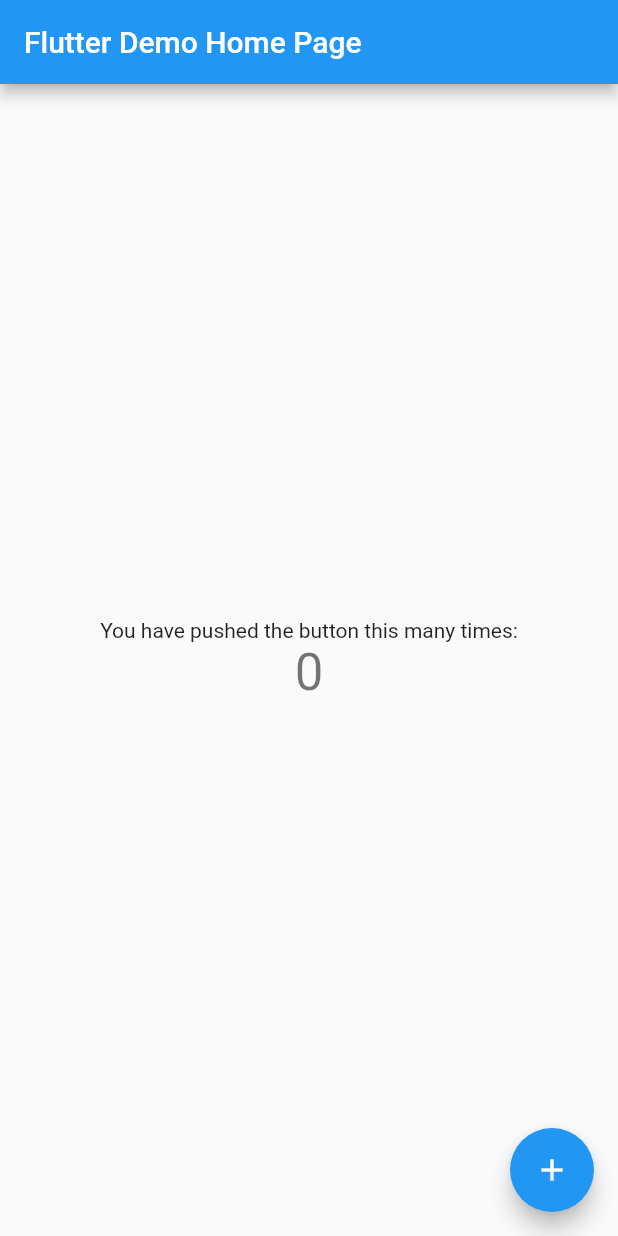
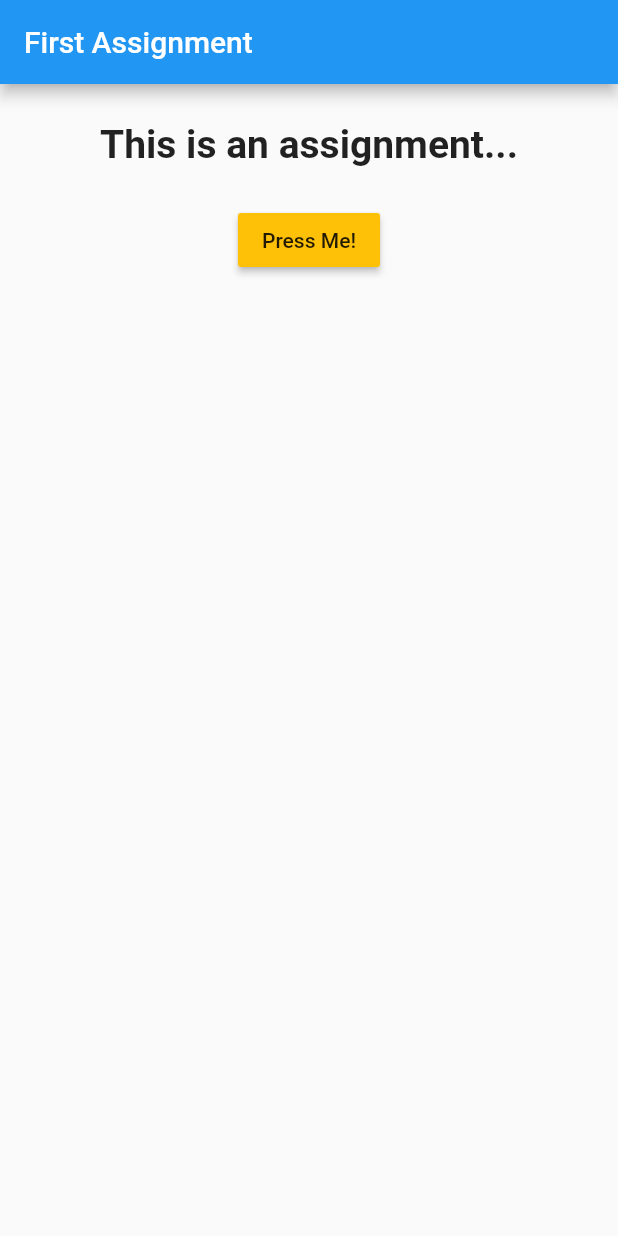
Before and after one commit to jtarulla/flutter-first-assignment, a Flutter app: the screen it shows after launch, on a phone screen of 412 x 824 dp. Run offline on Flutter 3.47's test engine with Material 2 defaults, Android fonts, the phone set to English and light mode, and no system bars.

Commit message:
Assignment done

```diff
--- a/lib/main.dart
+++ b/lib/main.dart
@@ -1,117 +1,58 @@
+// 1) Create a new Flutter App (in this project) and output an AppBar and some text
+// below it
+// 2) Add a button which changes the text (to any other text of your choice)
+// 3) Split the app into three widgets: App, TextControl & Text
 import 'package:flutter/material.dart';
 
-void main() {
-  runApp(MyApp());
-}
+import 'textDisplayed.dart';
 
-class MyApp extends StatelessWidget {
-  // This widget is the root of your application.
+void main() => runApp(Assignment());
+
+class Assignment extends StatefulWidget {
   @override
-  Widget build(BuildContext context) {
-    return MaterialApp(
-      title: 'Flutter Demo',
-      theme: ThemeData(
-        // This is the theme of your application.
-        //
-        // Try running your application with "flutter run". You'll see the
-        // application has a blue toolbar. Then, without quitting the app, try
-        // changing the primarySwatch below to Colors.green and then invoke
-        // "hot reload" (press "r" in the console where you ran "flutter run",
-        // or simply save your changes to "hot reload" in a Flutter IDE).
-        // Notice that the counter didn't reset back to zero; the application
-        // is not restarted.
-        primarySwatch: Colors.blue,
-        // This makes the visual density adapt to the platform that you run
-        // the app on. For desktop platforms, the controls will be smaller and
-        // closer together (more dense) than on mobile platforms.
-        visualDensity: VisualDensity.adaptivePlatformDensity,
-      ),
-      home: MyHomePage(title: 'Flutter Demo Home Page'),
-    );
+  State<StatefulWidget> createState() {
+    return _AssignmentState();
   }
 }
 
-class MyHomePage extends StatefulWidget {
-  MyHomePage({Key key, this.title}) : super(key: key);
+class _AssignmentState extends State<Assignment> {
+  final _textList = [
+    'This is an assignment...',
+    'and this text was written by the creator so...',
+    'it\'s done! Have a good day'
+  ];
 
-  // This widget is the home page of your application. It is stateful, meaning
-  // that it has a State object (defined below) that contains fields that affect
-  // how it looks.
+  var _textIndex = 0;
 
-  // This class is the configuration for the state. It holds the values (in this
-  // case the title) provided by the parent (in this case the App widget) and
-  // used by the build method of the State. Fields in a Widget subclass are
-  // always marked "final".
+  void _changeText() {
+    setState(() {
+      _textIndex += 1;
+    });
 
-  final String title;
-
-  @override
-  _MyHomePageState createState() => _MyHomePageState();
-}
-
-class _MyHomePageState extends State<MyHomePage> {
-  int _counter = 0;
-
-  void _incrementCounter() {
-    setState(() {
-      // This call to setState tells the Flutter framework that something has
-      // changed in this State, which causes it to rerun the build method below
-      // so that the display can reflect the updated values. If we changed
-      // _counter without calling setState(), then the build method would not be
-      // called again, and so nothing would appear to happen.
-      _counter++;
-    });
+    print(_textIndex);
   }
 
   @override
   Widget build(BuildContext context) {
-    // This method is rerun every time setState is called, for instance as done
-    // by the _incrementCounter method above.
-    //
-    // The Flutter framework has been optimized to make rerunning build methods
-    // fast, so that you can just rebuild anything that needs updating rather
-    // than having to individually change instances of widgets.
-    return Scaffold(
-      appBar: AppBar(
-        // Here we take the value from the MyHomePage object that was created by
-        // the App.build method, and use it to set our appbar title.
-        title: Text(widget.title),
-      ),
-      body: Center(
-        // Center is a layout widget. It takes a single child and positions it
-        // in the middle of the parent.
-        child: Column(
-          // Column is also a layout widget. It takes a list of children and
-          // arranges them vertically. By default, it sizes itself to fit its
-          // children horizontally, and tries to be as tall as its parent.
-          //
-          // Invoke "debug painting" (press "p" in the console, choose the
-          // "Toggle Debug Paint" action from the Flutter Inspector in Android
-          // Studio, or the "Toggle Debug Paint" command in Visual Studio Code)
-          // to see the wireframe for each widget.
-          //
-          // Column has various properties to control how it sizes itself and
-          // how it positions its children. Here we use mainAxisAlignment to
-          // center the children vertically; the main axis here is the vertical
-          // axis because Columns are vertical (the cross axis would be
-          // horizontal).
-          mainAxisAlignment: MainAxisAlignment.center,
-          children: <Widget>[
-            Text(
-              'You have pushed the button this many times:',
+    return MaterialApp(
+        home: Scaffold(
+            appBar: AppBar(
+              title: Text('First Assignment'),
             ),
-            Text(
-              '$_counter',
-              style: Theme.of(context).textTheme.headline4,
-            ),
-          ],
-        ),
-      ),
-      floatingActionButton: FloatingActionButton(
-        onPressed: _incrementCounter,
-        tooltip: 'Increment',
-        child: Icon(Icons.add),
-      ), // This trailing comma makes auto-formatting nicer for build methods.
-    );
+            body: _textIndex < _textList.length
+                ? (TextDisplayed(_textList, _textIndex, _changeText))
+                : Container(
+                    width: double.infinity,
+                    margin: EdgeInsets.all(50),
+                    child: Text(
+                      'We have no more stuff to show you. Sorry.',
+                      textAlign: TextAlign.center,
+                      style: TextStyle(
+                          color: Colors.amberAccent,
+                          backgroundColor: Colors.black,
+                          fontFamily: 'Arial',
+                          fontSize: 40),
+                    ),
+                  )));
   }
 }
--- /dev/null
+++ b/lib/textControl.dart
@@ -0,0 +1,15 @@
+import 'package:flutter/material.dart';
+
+class TextControl extends StatelessWidget {
+  final Function changeText;
+
+  TextControl(this.changeText);
+
+  @override
+  Widget build(BuildContext context) {
+    return Container(
+      child: RaisedButton(
+          child: Text('Press Me!'), color: Colors.amber, onPressed: changeText),
+    );
+  }
+}
--- /dev/null
+++ b/lib/textDisplayed.dart
@@ -0,0 +1,32 @@
+import 'package:flutter/material.dart';
+
+import 'textControl.dart';
+
+class TextDisplayed extends StatelessWidget {
+  final List<String> displayedText;
+  final int textIndex;
+  final Function changeText;
+
+  TextDisplayed(this.displayedText, this.textIndex, this.changeText);
+
+  @override
+  Widget build(BuildContext context) {
+    return Column(
+      children: [
+        Container(
+          width: double.infinity,
+          margin: EdgeInsets.all(25),
+          child: Text(
+            displayedText[textIndex],
+            style: TextStyle(
+              fontSize: 26,
+              fontWeight: FontWeight.bold,
+            ),
+            textAlign: TextAlign.center,
+          ),
+        ),
+        TextControl(changeText)
+      ],
+    );
+  }
+}
```
Also changed, not shown: pubspec.yaml (+9 -27 lines), 1 other file.
